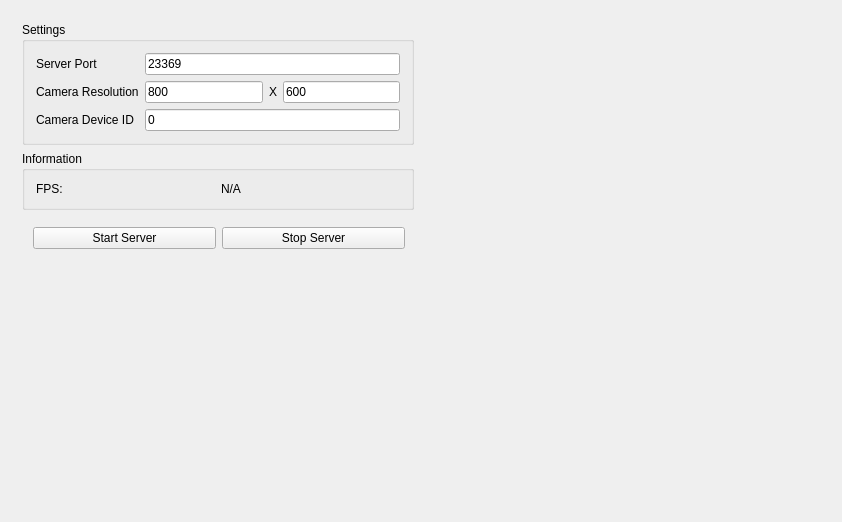
Old version of the form MirrorServer/Server/mainwindow.ui in the repository thijser/ARGAME.
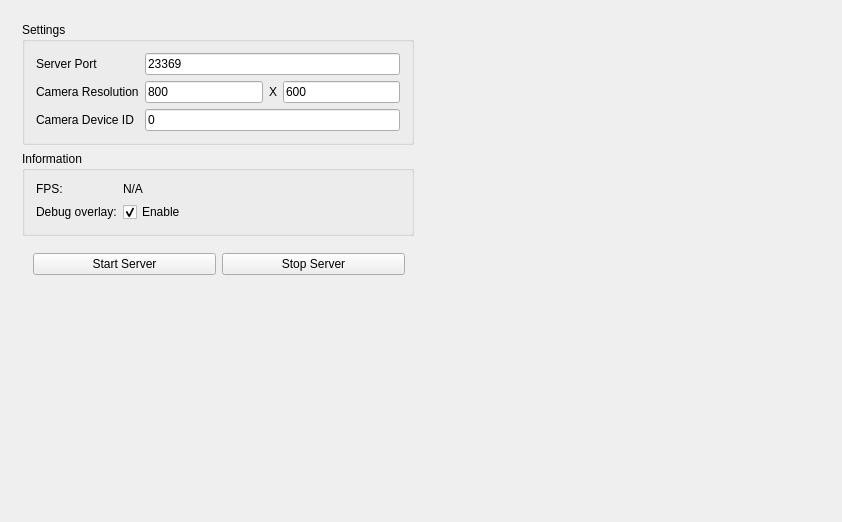
New version of the form.

Commit message: Add marker debug overlay feature

```diff
--- a/MirrorServer/Server/mainwindow.ui
+++ b/MirrorServer/Server/mainwindow.ui
@@ -162,6 +162,8 @@
          </property>
          <layout class="QHBoxLayout" name="horizontalLayout_4">
           <item>
+           <layout class="QFormLayout" name="formLayout_2">
+            <item row="0" column="0">
            <widget class="QLabel" name="fpsLabel">
             <property name="font">
              <font>
@@ -174,13 +176,35 @@
             </property>
            </widget>
           </item>
-          <item>
+            <item row="0" column="1">
            <widget class="QLabel" name="fps">
             <property name="text">
              <string>N/A</string>
             </property>
            </widget>
           </item>
+            <item row="1" column="0">
+             <widget class="QLabel" name="debugLabel">
+              <property name="text">
+               <string>Debug overlay:</string>
+              </property>
+             </widget>
+            </item>
+            <item row="1" column="1">
+             <widget class="QCheckBox" name="debugCheck">
+              <property name="text">
+               <string>Enable</string>
+              </property>
+              <property name="checked">
+               <bool>true</bool>
+              </property>
+              <property name="tristate">
+               <bool>false</bool>
+              </property>
+             </widget>
+            </item>
+           </layout>
+          </item>
          </layout>
         </widget>
        </item>
```
Left out of the diff: 14 changed lines with no effect on the pictures. Lines whose indentation alone changed are shown as unchanged. The commit also changes 4 other files.
